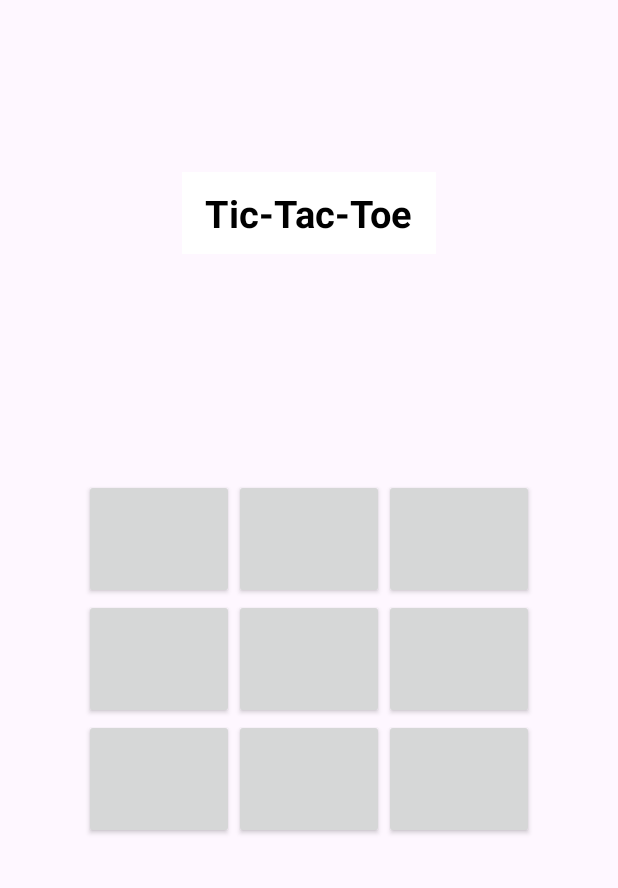
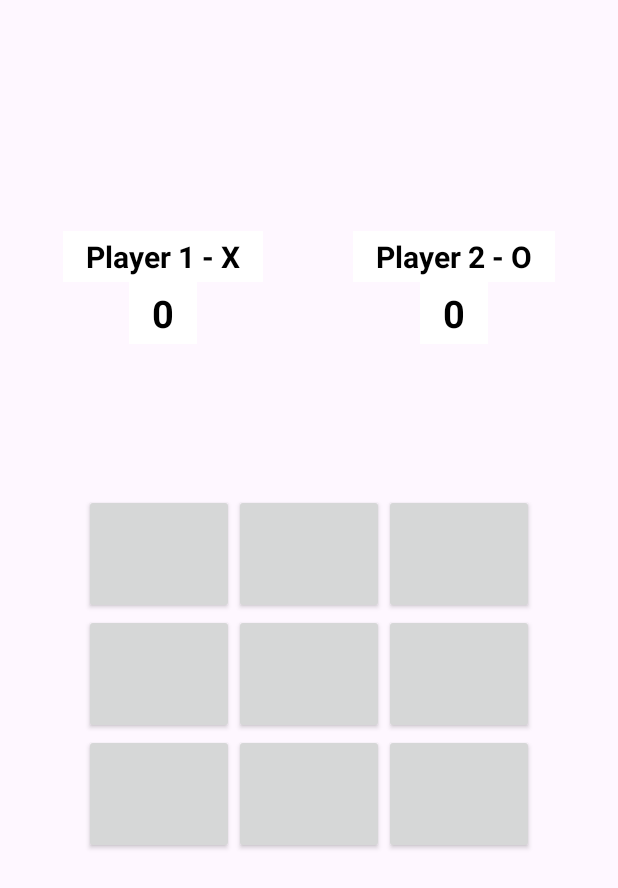
Before and after one commit to abhash31/tictactoe_AnJa, an Android app: the screen it shows after launch (MainActivity), on a phone screen of 412 x 824 dp. Shown: the top 888 px of the screen. Run offline under Robolectric (Android 15) with nearby library versions, the phone set to English and light mode, and no system bars.

Commit message:
second commit (point system)

```diff
--- a/app/src/main/java/com/example/tictactoe/MainActivity.java
+++ b/app/src/main/java/com/example/tictactoe/MainActivity.java
@@ -9,6 +9,8 @@ import android.widget.Toast;
 
 public class MainActivity extends AppCompatActivity {
     Button btn1, btn2, btn3, btn4, btn5, btn6, btn7, btn8, btn9;
+    TextView p1Score, p2Score;
+    int p1=0, p2=0;
     int flag = 0;
     int count = 0;
     @Override
@@ -71,6 +73,13 @@ public class MainActivity extends AppCompatActivity {
         }
     }
     void gameState(String s){
+        if(s.equals("X")){
+            p1++;
+            p1Score.setText(String.format("%s",p1));
+        } else{
+            p2++;
+            p2Score.setText(String.format("%s",p2));
+        }
         Toast.makeText(this, s+" is Winner!", Toast.LENGTH_SHORT).show();
     }
     void gameRestart(String s){
@@ -112,5 +121,8 @@ public class MainActivity extends AppCompatActivity {
         btn7 = findViewById(R.id.btn7);
         btn8 = findViewById(R.id.btn8);
         btn9 = findViewById(R.id.btn9);
+
+        p1Score = findViewById(R.id.txtP1Score);
+        p2Score = findViewById(R.id.txtP2Score);
     }
 }
--- a/app/src/main/res/layout/activity_main.xml
+++ b/app/src/main/res/layout/activity_main.xml
@@ -7,20 +7,82 @@
     android:orientation="vertical"
     tools:context=".MainActivity">
 
-    <TextView
+<!--    <TextView-->
+<!--        android:layout_width="wrap_content"-->
+<!--        android:layout_height="wrap_content"-->
+<!--        android:background="@color/white"-->
+<!--        android:paddingLeft="15dp"-->
+<!--        android:paddingTop="10dp"-->
+<!--        android:paddingRight="15dp"-->
+<!--        android:paddingBottom="10dp"-->
+<!--        android:textColor="@color/black"-->
+<!--        android:text="Tic-Tac-Toe"-->
+<!--        android:textSize="25sp"-->
+<!--        android:textStyle="bold"-->
+<!--        android:translationY="-150dp" />-->
+
+    <GridLayout
         android:layout_width="wrap_content"
         android:layout_height="wrap_content"
-        android:background="@color/white"
-        android:paddingLeft="15dp"
-        android:paddingTop="10dp"
-        android:paddingRight="15dp"
-        android:paddingBottom="10dp"
-        android:textColor="@color/black"
-        android:text="Tic-Tac-Toe"
-        android:textSize="25sp"
-        android:textStyle="bold"
-        android:translationY="-150dp" />
+        android:columnCount="2"
+        android:translationY="-100dp"
+        android:layout_gravity="center">
 
+        <TextView
+            android:text="Player 1 - X"
+            android:background="@color/white"
+            android:paddingLeft="15dp"
+            android:paddingTop="3dp"
+            android:paddingRight="15dp"
+            android:paddingBottom="3dp"
+            android:textColor="@color/black"
+            android:textStyle="bold"
+            android:layout_gravity="center_horizontal"
+            android:textSize="20sp"
+            android:layout_marginEnd="30dp"/>
+
+        <TextView
+            android:text="Player 2 - O"
+            android:background="@color/white"
+            android:paddingLeft="15dp"
+            android:paddingTop="3dp"
+            android:paddingRight="15dp"
+            android:paddingBottom="3dp"
+            android:textColor="@color/black"
+            android:textStyle="bold"
+            android:layout_gravity="center_horizontal"
+            android:textSize="20sp"
+            android:layout_marginStart="30dp"/>
+
+        <TextView
+            android:id="@+id/txtP1Score"
+            android:text="0"
+            android:background="@color/white"
+            android:paddingLeft="15dp"
+            android:paddingTop="3dp"
+            android:paddingRight="15dp"
+            android:paddingBottom="3dp"
+            android:textColor="@color/black"
+            android:textStyle="bold"
+            android:layout_gravity="center_horizontal"
+            android:layout_marginEnd="30dp"
+            android:textSize="25sp" />
+
+        <TextView
+            android:id="@+id/txtP2Score"
+            android:text="0"
+            android:background="@color/white"
+            android:paddingLeft="15dp"
+            android:paddingTop="3dp"
+            android:paddingRight="15dp"
+            android:paddingBottom="3dp"
+            android:textColor="@color/black"
+            android:textStyle="bold"
+            android:layout_gravity="center_horizontal"
+            android:textSize="25sp"
+            android:layout_marginStart="30dp"/>
+
+    </GridLayout>
     <GridLayout
         android:layout_width="wrap_content"
         android:layout_height="wrap_content"
```
